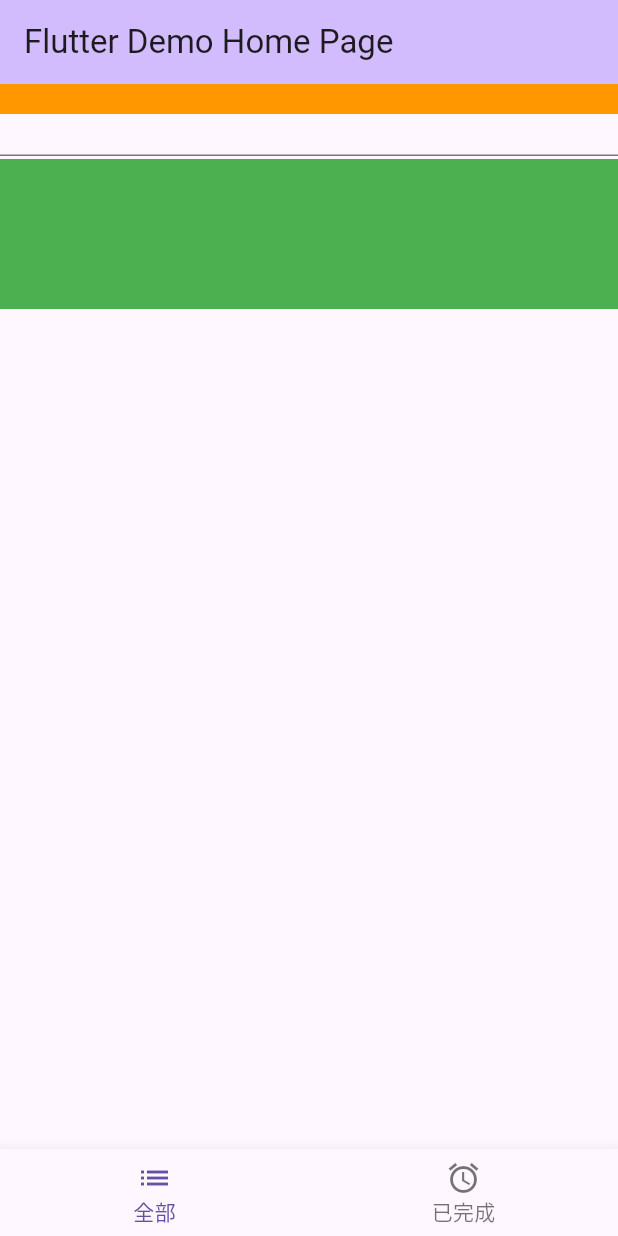
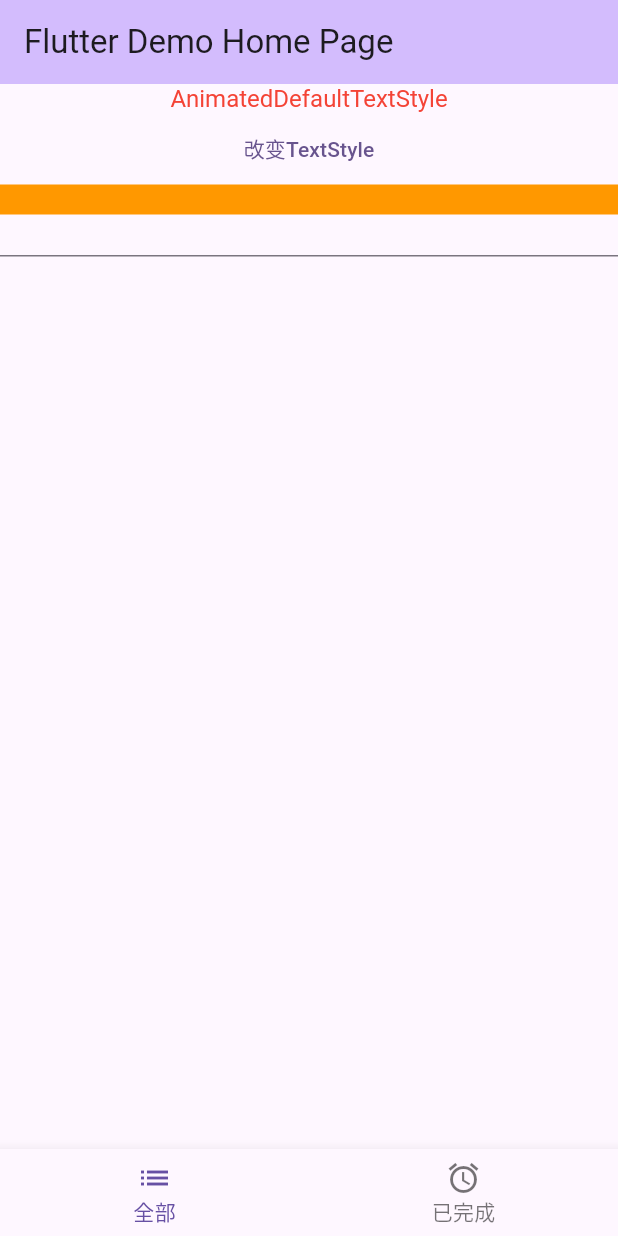
Before and after one commit to zyt1678532032/architecture_example_flutter, a Flutter app: the screen it shows after launch, on a phone screen of 412 x 824 dp. Run offline on Flutter 3.47's test engine with Material 3 defaults, Android fonts, the phone set to English and light mode, and no system bars; missing offline and left inert: dart:ffi.

Commit message:
feat: AnimatedDefaultTextStyle

```diff
--- a/lib/change_notifier_provider/home_screen.dart
+++ b/lib/change_notifier_provider/home_screen.dart
@@ -1,3 +1,5 @@
+import 'dart:ffi';
+
 import 'package:architecture_example_flutter/change_notifier_provider/widget/custom_tween_animation.dart';
 import 'package:architecture_example_flutter/change_notifier_provider/widget/todos_page.dart';
 import 'package:flutter/material.dart';
@@ -17,6 +19,8 @@ class HomePageForProvider extends StatefulWidget {
 
 class _HomePageForProvider extends State<HomePageForProvider> {
   final _tab = ValueNotifier<TodoStatus>(TodoStatus.all);
+
+  bool isChangeTextStyle = true;
 
   @override
   Widget build(BuildContext context) {
@@ -57,6 +61,30 @@ class _HomePageForProvider extends State<HomePageForProvider> {
         builder: (context, todoStatus, child) {
           return Column(
             children: [
+              AnimatedDefaultTextStyle(
+                style: isChangeTextStyle
+                    ? const TextStyle(
+                        fontSize: 16,
+                        color: Colors.red,
+                        fontWeight: FontWeight.normal,
+                      )
+                    : const TextStyle(
+                        fontSize: 20,
+                        color: Colors.black,
+                        fontWeight: FontWeight.bold,
+                      ),
+                duration: const Duration(milliseconds: 1000),
+                curve: Curves.fastOutSlowIn,
+                child: const Text('AnimatedDefaultTextStyle'),
+              ),
+              TextButton(
+                onPressed: () {
+                  setState(() {
+                    isChangeTextStyle = !isChangeTextStyle;
+                  });
+                },
+                child: const Text('改变TextStyle'),
+              ),
               CustomTweenAnimation(
                 onlyScale: false,
                 onEnd: (child) {
@@ -65,9 +93,20 @@ class _HomePageForProvider extends State<HomePageForProvider> {
                     child: child,
                   );
                 },
-                child: Container(
-                  color: Colors.green,
-                  height: 100,
+                child: TweenAnimationBuilder(
+                  tween: Tween<double>(begin: 1, end: 0),
+                  duration: const Duration(milliseconds: 600),
+                  curve: Curves.fastOutSlowIn,
+                  builder: (BuildContext context, double value, Widget? child) {
+                    return Transform.scale(
+                      scaleY: value,
+                      alignment: Alignment.topCenter,
+                      child: Container(
+                        color: Colors.green,
+                        height: 100,
+                      ),
+                    );
+                  },
                 ),
               ),
             ],
```
